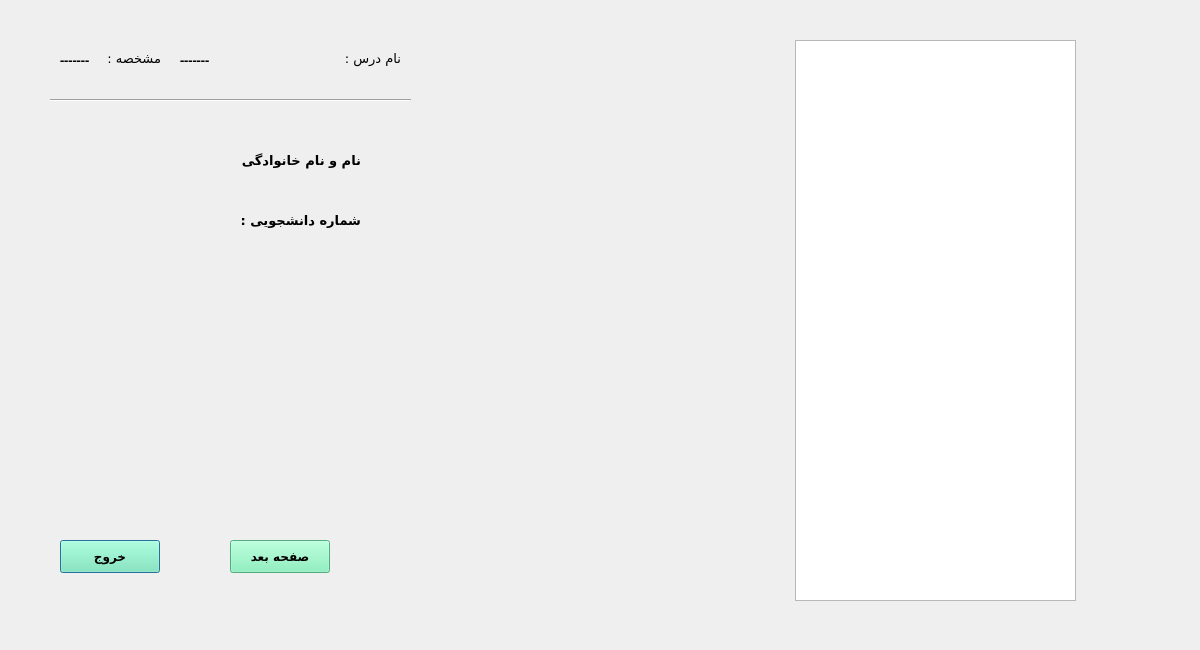
The window that showclassmembers.ui (AliRn76/Student-Portal) describes before a commit, drawn with Qt 5.
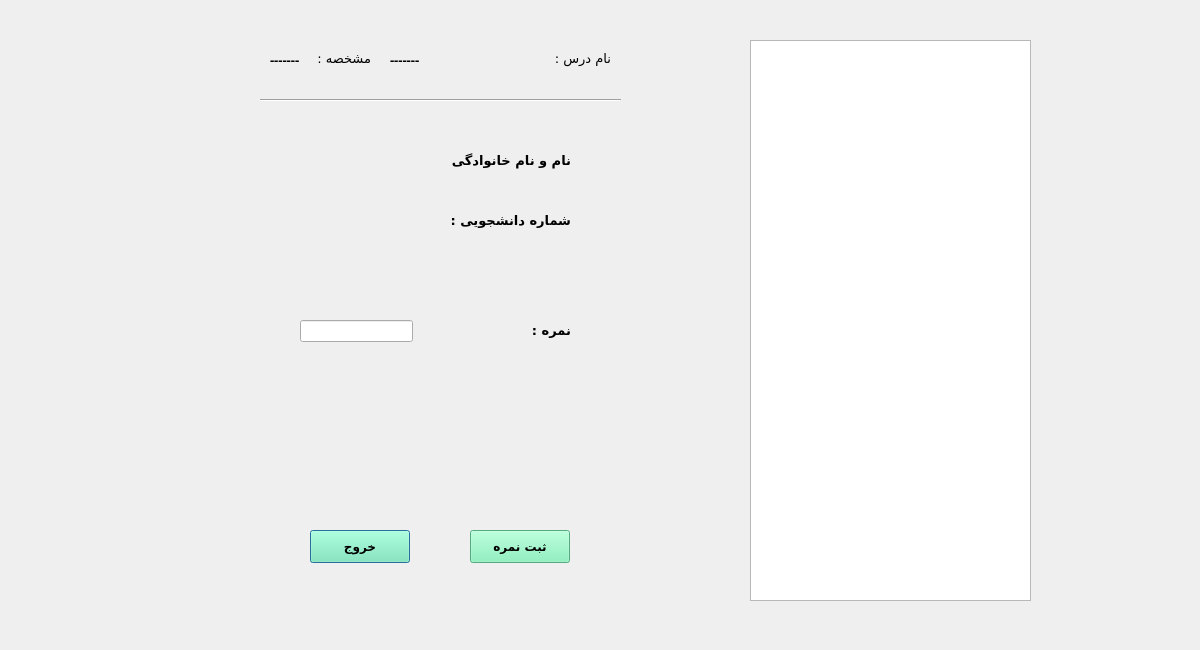
The same window after the commit.

Diff of the .ui file:
```diff
--- a/showclassmembers.ui
+++ b/showclassmembers.ui
@@ -16,7 +16,7 @@
   <widget class="QLabel" name="label_3">
    <property name="geometry">
     <rect>
-     <x>320</x>
+     <x>530</x>
      <y>40</y>
      <width>81</width>
      <height>36</height>
@@ -35,7 +35,7 @@
   <widget class="QLabel" name="label_fullName">
    <property name="geometry">
     <rect>
-     <x>80</x>
+     <x>290</x>
      <y>150</y>
      <width>121</width>
      <height>20</height>
@@ -56,7 +56,7 @@
   <widget class="QLabel" name="label">
    <property name="geometry">
     <rect>
-     <x>240</x>
+     <x>450</x>
      <y>150</y>
      <width>121</width>
      <height>20</height>
@@ -77,7 +77,7 @@
   <widget class="QLabel" name="label_lessonCode">
    <property name="geometry">
     <rect>
-     <x>60</x>
+     <x>270</x>
      <y>50</y>
      <width>31</width>
      <height>20</height>
@@ -98,7 +98,7 @@
   <widget class="QLabel" name="label_lessonName">
    <property name="geometry">
     <rect>
-     <x>180</x>
+     <x>390</x>
      <y>50</y>
      <width>141</width>
      <height>20</height>
@@ -119,7 +119,7 @@
   <widget class="QLabel" name="label_4">
    <property name="geometry">
     <rect>
-     <x>80</x>
+     <x>290</x>
      <y>40</y>
      <width>81</width>
      <height>36</height>
@@ -138,7 +138,7 @@
   <widget class="Line" name="line">
    <property name="geometry">
     <rect>
-     <x>50</x>
+     <x>260</x>
      <y>90</y>
      <width>361</width>
      <height>20</height>
@@ -151,8 +151,8 @@
   <widget class="QPushButton" name="pushButton_exit">
    <property name="geometry">
     <rect>
-     <x>60</x>
-     <y>540</y>
+     <x>310</x>
+     <y>530</y>
      <width>100</width>
      <height>33</height>
     </rect>
@@ -181,8 +181,8 @@
   <widget class="QPushButton" name="pushButton_nextPage">
    <property name="geometry">
     <rect>
-     <x>230</x>
-     <y>540</y>
+     <x>470</x>
+     <y>530</y>
      <width>100</width>
      <height>33</height>
     </rect>
@@ -205,13 +205,13 @@
     <string notr="true">background-color:rgb(118, 240, 179)</string>
    </property>
    <property name="text">
-    <string>صفحه بعد</string>
+    <string>ثبت نمره</string>
    </property>
   </widget>
   <widget class="QTableView" name="tableView_Student">
    <property name="geometry">
     <rect>
-     <x>795</x>
+     <x>750</x>
      <y>40</y>
      <width>281</width>
      <height>561</height>
@@ -224,7 +224,7 @@
   <widget class="QLabel" name="label_stuCode">
    <property name="geometry">
     <rect>
-     <x>140</x>
+     <x>350</x>
      <y>210</y>
      <width>61</width>
      <height>20</height>
@@ -245,7 +245,7 @@
   <widget class="QLabel" name="label_2">
    <property name="geometry">
     <rect>
-     <x>240</x>
+     <x>450</x>
      <y>210</y>
      <width>121</width>
      <height>20</height>
@@ -263,6 +263,37 @@
     <string>شماره دانشجویی :</string>
    </property>
   </widget>
+  <widget class="QLabel" name="label_Score">
+   <property name="geometry">
+    <rect>
+     <x>450</x>
+     <y>320</y>
+     <width>121</width>
+     <height>20</height>
+    </rect>
+   </property>
+   <property name="font">
+    <font>
+     <family>B Koodak</family>
+     <pointsize>10</pointsize>
+     <weight>75</weight>
+     <bold>true</bold>
+    </font>
+   </property>
+   <property name="text">
+    <string>نمره :</string>
+   </property>
+  </widget>
+  <widget class="QLineEdit" name="lineEdit_score">
+   <property name="geometry">
+    <rect>
+     <x>300</x>
+     <y>320</y>
+     <width>113</width>
+     <height>22</height>
+    </rect>
+   </property>
+  </widget>
  </widget>
  <resources/>
  <connections/>
```
Left out of the diff: 2 changed lines with no effect on the pictures.
